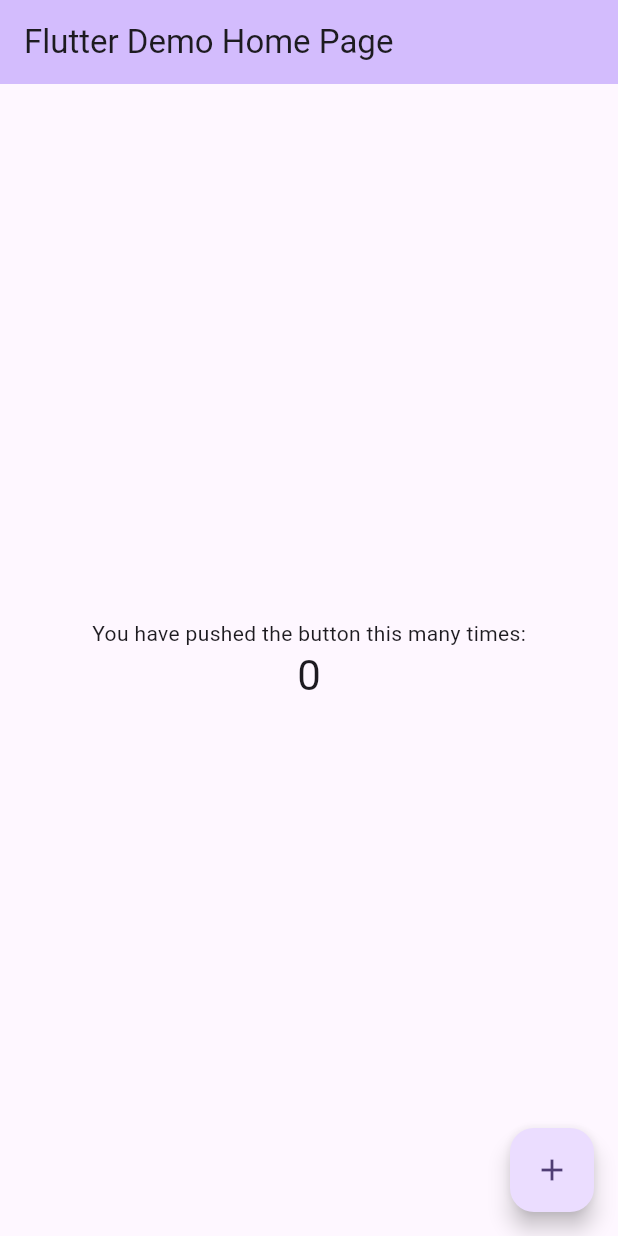
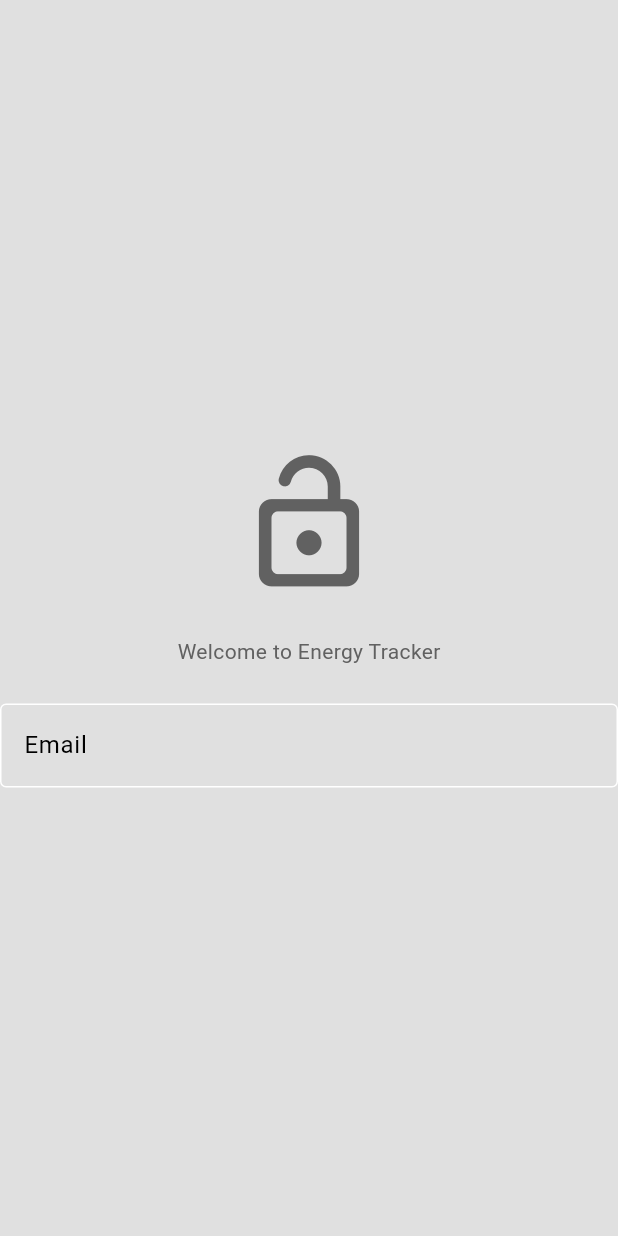
Before and after one commit to sunidhisharma03/EMCS, a Flutter app: the screen it shows after launch, on a phone screen of 412 x 824 dp. Run offline on Flutter 3.47's test engine with Material 3 defaults, Android fonts, the phone set to English and light mode, and no system bars.

Commit message:
Small changes made

```diff
--- /dev/null
+++ b/lib/components/my_textfeild.dart
@@ -0,0 +1,36 @@
+import 'package:flutter/material.dart';
+
+class MyTextField extends StatelessWidget {
+  final TextEditingController controller;
+  final String hintText;
+  final bool obscureText;
+
+  const MyTextField({
+    super.key,
+    required this.controller,
+    required this.hintText,
+    this.obscureText = false,
+    required bool obsecureText, // Set default value here without 'required'
+  });
+
+  @override
+  Widget build(BuildContext context) {
+    return TextField(
+      controller: controller,
+      obscureText: obscureText,
+      decoration: InputDecoration(
+        hintText: hintText, // Use the hintText
+        enabledBorder: OutlineInputBorder(
+          borderSide: BorderSide(
+            color: Theme.of(context).colorScheme.tertiary,
+          ),
+        ),
+        focusedBorder: OutlineInputBorder(
+          borderSide: BorderSide(
+            color: Theme.of(context).colorScheme.primary,
+          ),
+        ),
+      ),
+    );
+  }
+}
--- a/lib/main.dart
+++ b/lib/main.dart
@@ -1,125 +1,24 @@
 import 'package:flutter/material.dart';
+import 'package:my_flutter_app/themes/theme_provider.dart';
+import 'package:provider/provider.dart';
+import 'package:my_flutter_app/pages/login_page.dart';
 
 void main() {
-  runApp(const MyApp());
+  runApp(ChangeNotifierProvider(
+    create: (context) => ThemeProvider(),
+    child: const MyApp(),
+  ));
 }
 
 class MyApp extends StatelessWidget {
   const MyApp({super.key});
 
-  // This widget is the root of your application.
   @override
   Widget build(BuildContext context) {
     return MaterialApp(
-      title: 'Flutter Demo',
-      theme: ThemeData(
-        // This is the theme of your application.
-        //
-        // TRY THIS: Try running your application with "flutter run". You'll see
-        // the application has a purple toolbar. Then, without quitting the app,
-        // try changing the seedColor in the colorScheme below to Colors.green
-        // and then invoke "hot reload" (save your changes or press the "hot
-        // reload" button in a Flutter-supported IDE, or press "r" if you used
-        // the command line to start the app).
-        //
-        // Notice that the counter didn't reset back to zero; the application
-        // state is not lost during the reload. To reset the state, use hot
-        // restart instead.
-        //
-        // This works for code too, not just values: Most code changes can be
-        // tested with just a hot reload.
-        colorScheme: ColorScheme.fromSeed(seedColor: Colors.deepPurple),
-        useMaterial3: true,
-      ),
-      home: const MyHomePage(title: 'Flutter Demo Home Page'),
+      debugShowCheckedModeBanner: false,
+      home: LoginPage(),
+      theme: Provider.of<ThemeProvider>(context).themeData,
     );
   }
 }
-
-class MyHomePage extends StatefulWidget {
-  const MyHomePage({super.key, required this.title});
-
-  // This widget is the home page of your application. It is stateful, meaning
-  // that it has a State object (defined below) that contains fields that affect
-  // how it looks.
-
-  // This class is the configuration for the state. It holds the values (in this
-  // case the title) provided by the parent (in this case the App widget) and
-  // used by the build method of the State. Fields in a Widget subclass are
-  // always marked "final".
-
-  final String title;
-
-  @override
-  State<MyHomePage> createState() => _MyHomePageState();
-}
-
-class _MyHomePageState extends State<MyHomePage> {
-  int _counter = 0;
-
-  void _incrementCounter() {
-    setState(() {
-      // This call to setState tells the Flutter framework that something has
-      // changed in this State, which causes it to rerun the build method below
-      // so that the display can reflect the updated values. If we changed
-      // _counter without calling setState(), then the build method would not be
-      // called again, and so nothing would appear to happen.
-      _counter++;
-    });
-  }
-
-  @override
-  Widget build(BuildContext context) {
-    // This method is rerun every time setState is called, for instance as done
-    // by the _incrementCounter method above.
-    //
-    // The Flutter framework has been optimized to make rerunning build methods
-    // fast, so that you can just rebuild anything that needs updating rather
-    // than having to individually change instances of widgets.
-    return Scaffold(
-      appBar: AppBar(
-        // TRY THIS: Try changing the color here to a specific color (to
-        // Colors.amber, perhaps?) and trigger a hot reload to see the AppBar
-        // change color while the other colors stay the same.
-        backgroundColor: Theme.of(context).colorScheme.inversePrimary,
-        // Here we take the value from the MyHomePage object that was created by
-        // the App.build method, and use it to set our appbar title.
-        title: Text(widget.title),
-      ),
-      body: Center(
-        // Center is a layout widget. It takes a single child and positions it
-        // in the middle of the parent.
-        child: Column(
-          // Column is also a layout widget. It takes a list of children and
-          // arranges them vertically. By default, it sizes itself to fit its
-          // children horizontally, and tries to be as tall as its parent.
-          //
-          // Column has various properties to control how it sizes itself and
-          // how it positions its children. Here we use mainAxisAlignment to
-          // center the children vertically; the main axis here is the vertical
-          // axis because Columns are vertical (the cross axis would be
-          // horizontal).
-          //
-          // TRY THIS: Invoke "debug painting" (choose the "Toggle Debug Paint"
-          // action in the IDE, or press "p" in the console), to see the
-          // wireframe for each widget.
-          mainAxisAlignment: MainAxisAlignment.center,
-          children: <Widget>[
-            const Text(
-              'You have pushed the button this many times:',
-            ),
-            Text(
-              '$_counter',
-              style: Theme.of(context).textTheme.headlineMedium,
-            ),
-          ],
-        ),
-      ),
-      floatingActionButton: FloatingActionButton(
-        onPressed: _incrementCounter,
-        tooltip: 'Increment',
-        child: const Icon(Icons.add),
-      ), // This trailing comma makes auto-formatting nicer for build methods.
-    );
-  }
-}
--- /dev/null
+++ b/lib/pages/login_page.dart
@@ -0,0 +1,41 @@
+import 'package:flutter/material.dart';
+import 'package:my_flutter_app/components/my_textfeild.dart';
+
+class LoginPage extends StatelessWidget {
+  // const LoginPage({super.key});
+  final TextEditingController emailController = TextEditingController();
+  final TextEditingController passwordController = TextEditingController();
+
+  LoginPage({super.key});
+
+  @override
+  Widget build(BuildContext context) {
+    return Scaffold(
+        backgroundColor: Theme.of(context).colorScheme.surface,
+        body: Center(
+          child: Column(
+            mainAxisAlignment: MainAxisAlignment.center,
+            children: [
+              Icon(
+                Icons.lock_open_rounded,
+                size: 100,
+                color: Theme.of(context).colorScheme.inversePrimary,
+              ),
+              const SizedBox(height: 25),
+              Text(
+                "Welcome to Energy Tracker",
+                style: TextStyle(
+                  color: Theme.of(context).colorScheme.inversePrimary,
+                ),
+              ),
+              const SizedBox(height: 25),
+              MyTextField(
+                controller: emailController,
+                hintText: "Email",
+                obsecureText: false,
+              ),
+            ],
+          ),
+        ));
+  }
+}
--- /dev/null
+++ b/lib/themes/dark_mode.dart
@@ -0,0 +1,10 @@
+import 'package:flutter/material.dart';
+
+ThemeData darkMode = ThemeData(
+    colorScheme: ColorScheme.dark(
+  surface: const Color.fromARGB(255, 20, 20, 20),
+  primary: const Color.fromARGB(255, 122, 122, 122),
+  secondary: const Color.fromARGB(255, 30, 30, 30),
+  tertiary: const Color.fromARGB(255, 47, 47, 47),
+  inversePrimary: Colors.grey.shade300,
+));
--- /dev/null
+++ b/lib/themes/light_mode.dart
@@ -0,0 +1,10 @@
+import 'package:flutter/material.dart';
+
+ThemeData lightMode = ThemeData(
+    colorScheme: ColorScheme.light(
+  surface: Colors.grey.shade300,
+  primary: Colors.grey.shade500,
+  secondary: Colors.grey.shade100,
+  tertiary: Colors.white,
+  inversePrimary: Colors.grey.shade700,
+));
--- /dev/null
+++ b/lib/themes/theme_provider.dart
@@ -0,0 +1,24 @@
+import 'package:flutter/material.dart';
+import 'package:my_flutter_app/themes/dark_mode.dart';
+import 'package:my_flutter_app/themes/light_mode.dart';
+
+class ThemeProvider with ChangeNotifier {
+  ThemeData _themeData = lightMode;
+
+  ThemeData get themeData => _themeData;
+
+  bool get isDarkMode => _themeData == darkMode;
+
+  set themeData(ThemeData themeData) {
+    _themeData = themeData;
+    notifyListeners();
+  }
+
+  void toggleTheme() {
+    if (_themeData == lightMode) {
+      themeData = darkMode;
+    } else {
+      themeData = lightMode;
+    }
+  }
+}
--- a/pubspec.yaml
+++ b/pubspec.yaml
@@ -35,6 +35,7 @@ dependencies:
   # The following adds the Cupertino Icons font to your application.
   # Use with the CupertinoIcons class for iOS style icons.
   cupertino_icons: ^1.0.6
+  provider: ^6.1.2
 
 dev_dependencies:
   flutter_test:
```
Also changed, not shown: pubspec.lock.
